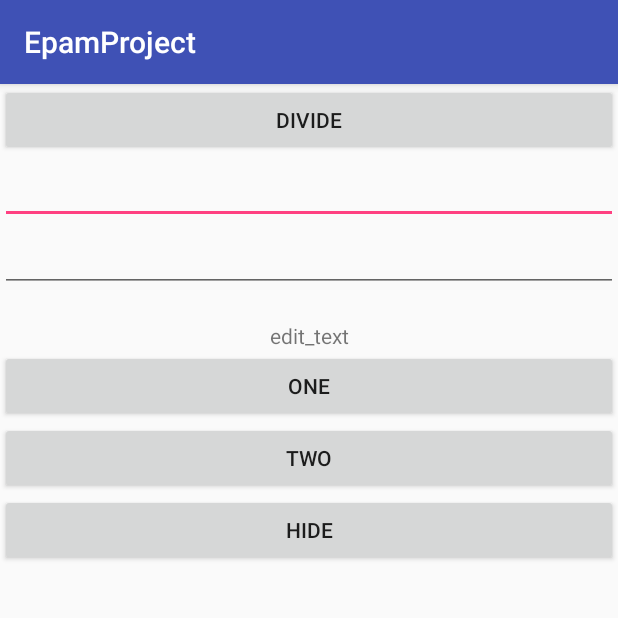
After one commit to AndrewBogdanovich/EpamProject, an Android app: the fragment SuccessFragment placed in its activity, on a phone screen of 412 x 824 dp, the top half of it. The commit adds this screen. Run offline under Robolectric (Android 15) with nearby library versions, the phone set to English and light mode, and no system bars.

Commit message:
add fragments

```diff
--- a/app/build.gradle
+++ b/app/build.gradle
@@ -2,7 +2,7 @@ apply plugin: 'com.android.application'
 
 android {
     compileSdkVersion 25
-    buildToolsVersion "26.0.1"
+    buildToolsVersion '26.0.2'
     defaultConfig {
         applicationId "com.andrewbogdanovich.github.epamproject"
         minSdkVersion 15
--- a/app/src/main/AndroidManifest.xml
+++ b/app/src/main/AndroidManifest.xml
@@ -18,8 +18,9 @@
                 <category android:name="android.intent.category.LAUNCHER" />
             </intent-filter>
         </activity>
-        <activity android:name=".activitys.CalculatorActivity" />
         <activity android:name=".activitys.LogInActivity"/>
+        <activity android:name=".activitys.CalculatorActivity"/>
+        <activity android:name=".activitys.TwitterActivity"/>
     </application>
 
 </manifest>
--- /dev/null
+++ b/app/src/main/java/com/andrewbogdanovich/github/epamproject/fragments/SuccessFragment.java
@@ -0,0 +1,27 @@
+package com.andrewbogdanovich.github.epamproject.fragments;
+
+
+import android.app.Fragment;
+import android.os.Bundle;
+import android.support.annotation.Nullable;
+import android.view.LayoutInflater;
+import android.view.View;
+import android.view.ViewGroup;
+
+import com.andrewbogdanovich.github.epamproject.R;
+import com.andrewbogdanovich.github.epamproject.activitys.CalculatorActivity;
+
+public class SuccessFragment extends Fragment{
+    @Nullable
+    @Override
+    public View onCreateView(LayoutInflater inflater, @Nullable ViewGroup container, Bundle savedInstanceState) {
+        View view = inflater.inflate(R.layout.fragment_success, null);
+        view.findViewById(R.id.hide_button).setOnClickListener(new View.OnClickListener() {
+            @Override
+            public void onClick(View v) {
+                ((CalculatorActivity)getActivity()).hideSuccess();
+            }
+        });
+        return view;
+    }
+}
--- a/app/src/main/java/com/andrewbogdanovich/github/epamproject/json/parsing/UsersListWithObjectGson.java
+++ b/app/src/main/java/com/andrewbogdanovich/github/epamproject/json/parsing/UsersListWithObjectGson.java
@@ -4,9 +4,7 @@ import com.google.gson.annotations.SerializedName;
 
 import java.util.List;
 
-/**
- * Created by Tom on 14.10.2017.
- */
+
 
 class UsersListWithObjectGson implements IUserList {
     @SerializedName("items")
--- a/app/src/main/res/layout/activity_calculator.xml
+++ b/app/src/main/res/layout/activity_calculator.xml
@@ -9,7 +9,6 @@
         android:id="@+id/calculate_button"
         android:layout_width="match_parent"
         android:layout_height="wrap_content"
-        android:enabled="true"
         android:onClick="onCalculate"
         android:text="divide" />
 
@@ -29,4 +28,9 @@
         android:layout_width="match_parent"
         android:layout_height="wrap_content"
         android:inputType="numberDecimal" />
+
+    <FrameLayout
+        android:id="@+id/container"
+        android:layout_width="match_parent"
+        android:layout_height="match_parent" />
 </LinearLayout>
--- a/app/src/main/res/layout/activity_main.xml
+++ b/app/src/main/res/layout/activity_main.xml
@@ -14,7 +14,8 @@
         android:layout_height="wrap_content"
         android:text="Sign IN"
         tools:layout_editor_absoluteY="0dp"
-        tools:layout_editor_absoluteX="8dp" />
+        tools:layout_editor_absoluteX="8dp"
+        tools:ignore="MissingConstraints" />
 
 
 </android.support.constraint.ConstraintLayout>
--- /dev/null
+++ b/app/src/main/res/layout/fragment_success.xml
@@ -0,0 +1,30 @@
+<?xml version="1.0" encoding="utf-8"?>
+<LinearLayout xmlns:android="http://schemas.android.com/apk/res/android"
+    android:layout_width="match_parent"
+    android:layout_height="match_parent"
+    android:orientation="vertical">
+
+    <TextView
+        android:layout_width="match_parent"
+        android:layout_height="wrap_content"
+        android:gravity="center"
+        android:text="@string/success" />
+
+
+    <Button
+        android:layout_width="match_parent"
+        android:layout_height="wrap_content"
+        android:text="one" />
+
+    <Button
+        android:layout_width="match_parent"
+        android:layout_height="wrap_content"
+        android:text="two" />
+
+    <Button
+        android:id="@+id/hide_button"
+        android:layout_width="match_parent"
+        android:layout_height="wrap_content"
+        android:text="hide" />
+
+</LinearLayout>
--- a/app/src/main/res/values/strings.xml
+++ b/app/src/main/res/values/strings.xml
@@ -1,3 +1,5 @@
 <resources>
     <string name="app_name">EpamProject</string>
+    <string name="set">btn_login_text</string>
+    <string name="success">edit_text</string>
 </resources>
--- a/build.gradle
+++ b/build.gradle
@@ -5,7 +5,7 @@ buildscript {
         jcenter()
     }
     dependencies {
-        classpath 'com.android.tools.build:gradle:2.3.3'
+        classpath 'com.android.tools.build:gradle:3.0.0'
 
         // NOTE: Do not place your application dependencies here; they belong
         // in the individual module build.gradle files
```
Also changed, not shown: app/src/main/java/com/andrewbogdanovich/github/epamproject/activitys/CalculatorActivity.java (+25 -2 lines), app/src/main/java/com/andrewbogdanovich/github/epamproject/activitys/LogInActivity.java (+22 -0 lines), app/src/main/java/com/andrewbogdanovich/github/epamproject/fragments/LoginFragment.java (added, +30 -0 lines), app/src/main/res/layout/activity_login.xml (+19 -1 lines), app/src/main/res/layout/fragment_login.xml (added, +17 -0 lines), gradle/wrapper/gradle-wrapper.properties, 2 other files.
